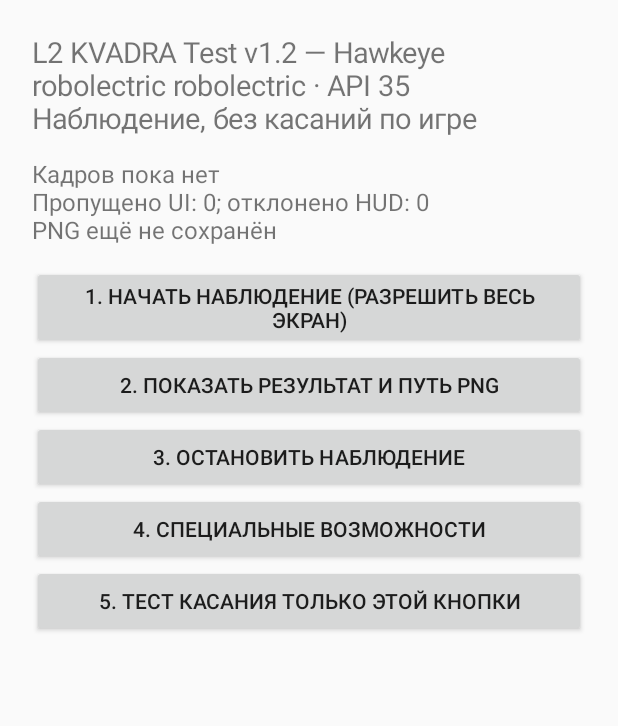
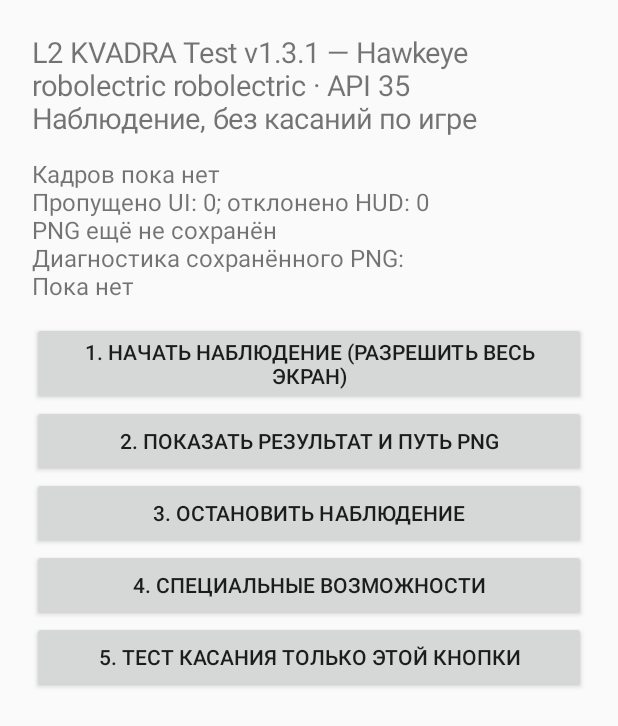
Before and after one commit to Ignatkaa/L2-KVADRA-Test, an Android app: the screen it shows after launch (MainActivity), on a phone screen of 412 x 824 dp. Shown: the top 726 px of the screen. Run offline under Robolectric (Android 15) with nearby library versions, the phone set to English and light mode, and no system bars.

Commit message:
Show diagnostics paired with the captured PNG and current version

```diff
--- a/app/src/main/java/com/l2farm/kvadratest/MainActivity.kt
+++ b/app/src/main/java/com/l2farm/kvadratest/MainActivity.kt
@@ -20,7 +20,7 @@ class MainActivity : Activity() {
             return b
         }
         layout.addView(TextView(this).apply {
-            text="L2 KVADRA Test v1.2 — Hawkeye\n${Build.MANUFACTURER} ${Build.MODEL} · API ${Build.VERSION.SDK_INT}\nНаблюдение, без касаний по игре"
+            text="L2 KVADRA Test v1.3.1 — Hawkeye\n${Build.MANUFACTURER} ${Build.MODEL} · API ${Build.VERSION.SDK_INT}\nНаблюдение, без касаний по игре"
             textSize=19f
         })
         status=TextView(this).apply { text="Ожидание проверки"; textSize=16f; setPadding(0,20,0,20) }
@@ -50,7 +50,7 @@ class MainActivity : Activity() {
     }
     private fun refresh() {
         val p=getSharedPreferences("diagnostics",MODE_PRIVATE)
-        status.text=(p.getString("last","Кадров пока нет") ?: "Кадров пока нет") + "\nПропущено UI: ${p.getInt("skippedUiFrames",0)}; отклонено HUD: ${p.getInt("rejectedFrames",0)}" + "\n" + (p.getString("snapshot","PNG ещё не сохранён") ?: "")
+        status.text=(p.getString("last","Кадров пока нет") ?: "Кадров пока нет") + "\nПропущено UI: ${p.getInt("skippedUiFrames",0)}; отклонено HUD: ${p.getInt("rejectedFrames",0)}" + "\n" + (p.getString("snapshot","PNG ещё не сохранён") ?: "") + "\nДиагностика сохранённого PNG:\n" + (p.getString("snapshotFrame","Пока нет") ?: "Пока нет")
     }
     override fun onResume() { super.onResume(); refresh() }
     @Deprecated("Deprecated in Android")
```
